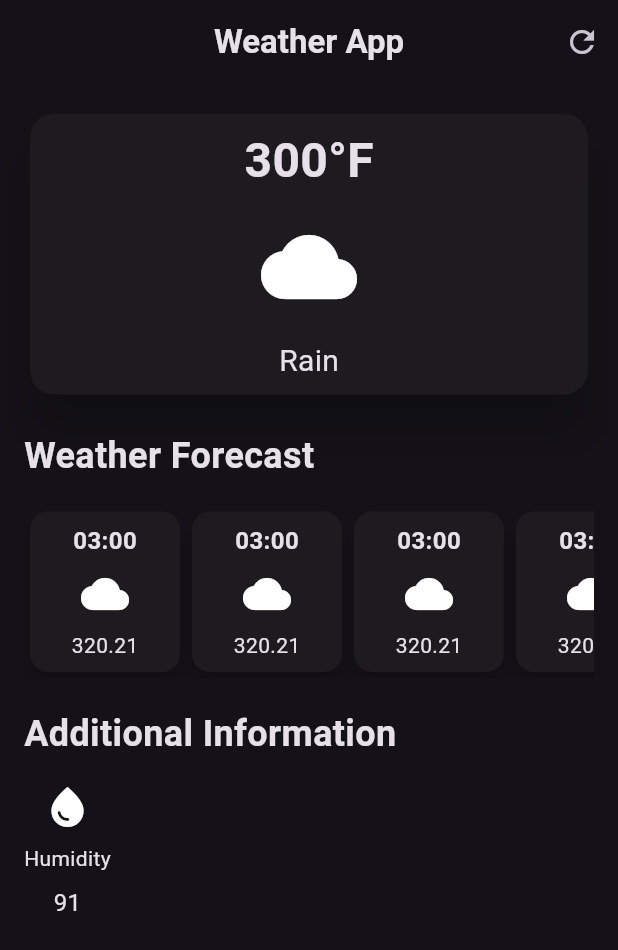
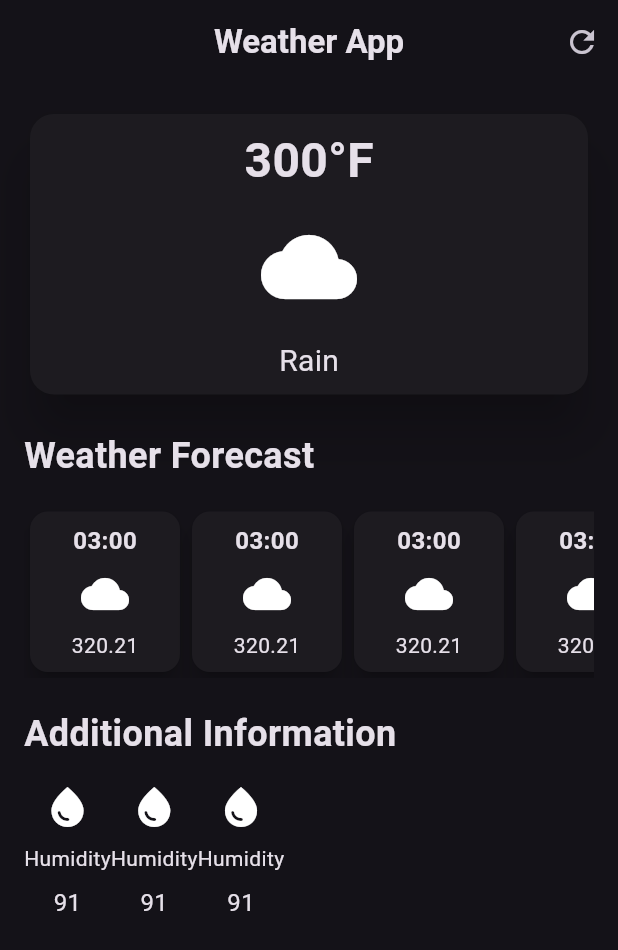
Before and after one commit to hassanbuilds/weather_track, a Flutter app: the screen it shows after launch, on a phone screen of 412 x 824 dp. Shown: the top 950 px of the screen. Run offline on Flutter 3.47's test engine with Material 3 defaults, Android fonts, the phone set to English and light mode, and no system bars.

Commit message:
adding third card content

```diff
--- a/lib/additional_info_item.dart
+++ b/lib/additional_info_item.dart
@@ -0,0 +1,18 @@
+import 'package:flutter/material.dart';
+
+class AdditionalInfoItem extends StatelessWidget {
+  const AdditionalInfoItem({super.key});
+
+  @override
+  Widget build(BuildContext context) {
+    return Column(
+      children: [
+        Icon(Icons.water_drop, size: 32),
+        SizedBox(height: 8),
+        Text('Humidity'),
+        SizedBox(height: 8),
+        Text('91', style: TextStyle(fontSize: 16)),
+      ],
+    );
+  }
+}
--- a/lib/weather_screen.dart
+++ b/lib/weather_screen.dart
@@ -1,5 +1,6 @@
 import 'dart:ui';
 import 'package:flutter/material.dart';
+import 'package:weather_track/additional_info_item.dart';
 import 'package:weather_track/hourly_forecast_item.dart';
 
 class WeatherScreeen extends StatelessWidget {
@@ -80,15 +81,9 @@ class WeatherScreeen extends StatelessWidget {
                 SizedBox(height: 16),
                 Row(
                   children: [
-                    Column(
-                      children: [
-                        Icon(Icons.water_drop, size: 32),
-                        SizedBox(height: 8),
-                        Text('Humidity'),
-                        SizedBox(height: 8),
-                        Text('91', style: TextStyle(fontSize: 16)),
-                      ],
-                    ),
+                    AdditionalInfoItem(),
+                    AdditionalInfoItem(),
+                    AdditionalInfoItem(),
                   ],
                 ),
               ],
```
